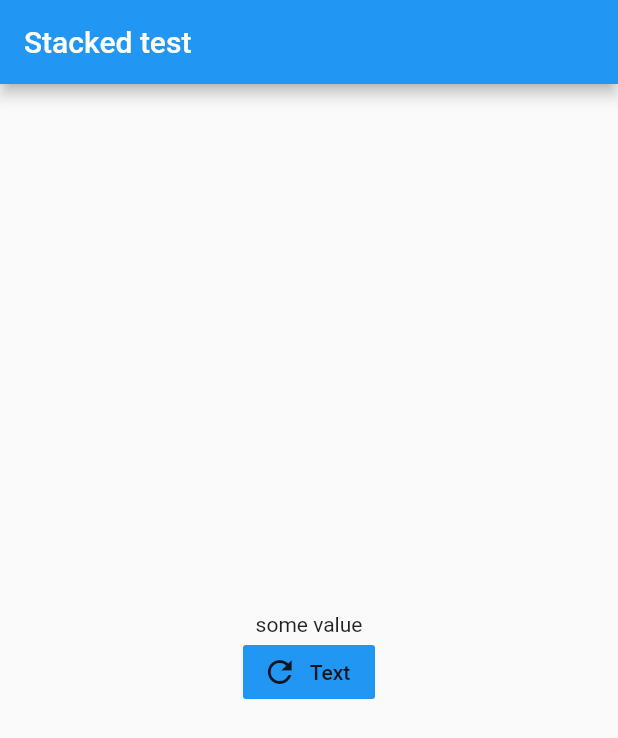
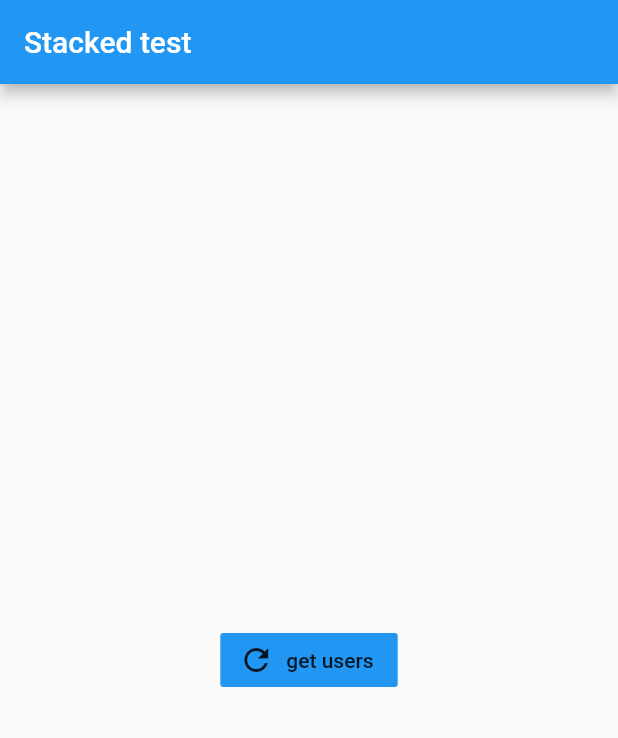
Before and after one commit to ulngollm/stacked_example, a Flutter app: the screen it shows after launch, on a phone screen of 412 x 824 dp. Shown: the top 738 px of the screen. Run offline on Flutter 3.47's test engine with Material 2 defaults, Android fonts, the phone set to English and light mode, and no system bars; our stand-ins replace stacked.

Commit message:
update state with busy for object

```diff
--- a/lib/view/view.dart
+++ b/lib/view/view.dart
@@ -11,7 +11,7 @@ class App extends StatelessWidget {
           title: Text('Stacked test'),
         ),
         body: ViewModelBuilder<ViewModel>.reactive(
-          viewModelBuilder: () => ViewModel('some value'),
+          viewModelBuilder: () => ViewModel('get users'),
           onModelReady: (model) {
             model.loadScreen();
           },
@@ -20,17 +20,22 @@ class App extends StatelessWidget {
                 ? CircularProgressIndicator()
                 : Column(
                     mainAxisAlignment: MainAxisAlignment.center,
-                    children: [
-                      Text(model.text),
-                      FlatButton.icon(
-                          color: Theme.of(context).primaryColor,
-                          label: Text('Text'),
-                          icon: Icon(Icons.refresh),
-                          onPressed: () {},
-                          onLongPress: () {
-                            print(model.isBusy);
-                          })
-                    ],
+                    children: model.busy(model.users)
+                        ? [
+                            FlatButton.icon(
+                              color: Theme.of(context).primaryColor,
+                              label: Text(model.text),
+                              icon: Icon(Icons.refresh),
+                              onPressed: () {
+                                model.getUsers();
+                              },
+                              onLongPress: () {
+                                print(model.isBusy);
+                              },
+                            )
+                          ]
+                        : List.generate(model.users.length,
+                            (index) => Text(model.users[index])),
                   ),
           ),
         ),
--- a/lib/view/view_model.dart
+++ b/lib/view/view_model.dart
@@ -2,9 +2,12 @@ import 'package:stacked/stacked.dart';
 
 class ViewModel extends BaseViewModel {
   String text;
+  List<String> users;
   ViewModel(String text) {
     this.text = text;
+    this.users = [];
     this.setBusy(true);
+    this.setBusyForObject(users, true);
   }
 
   Future<void> loadScreen() async {
@@ -13,4 +16,10 @@ class ViewModel extends BaseViewModel {
     });
     // notifyListeners();
   }
+
+  getUsers() {
+    users = ['Ivan', 'Allah', 'Blablah'];
+    print(users);
+    setBusyForObject(users, false);
+  }
 }
```
